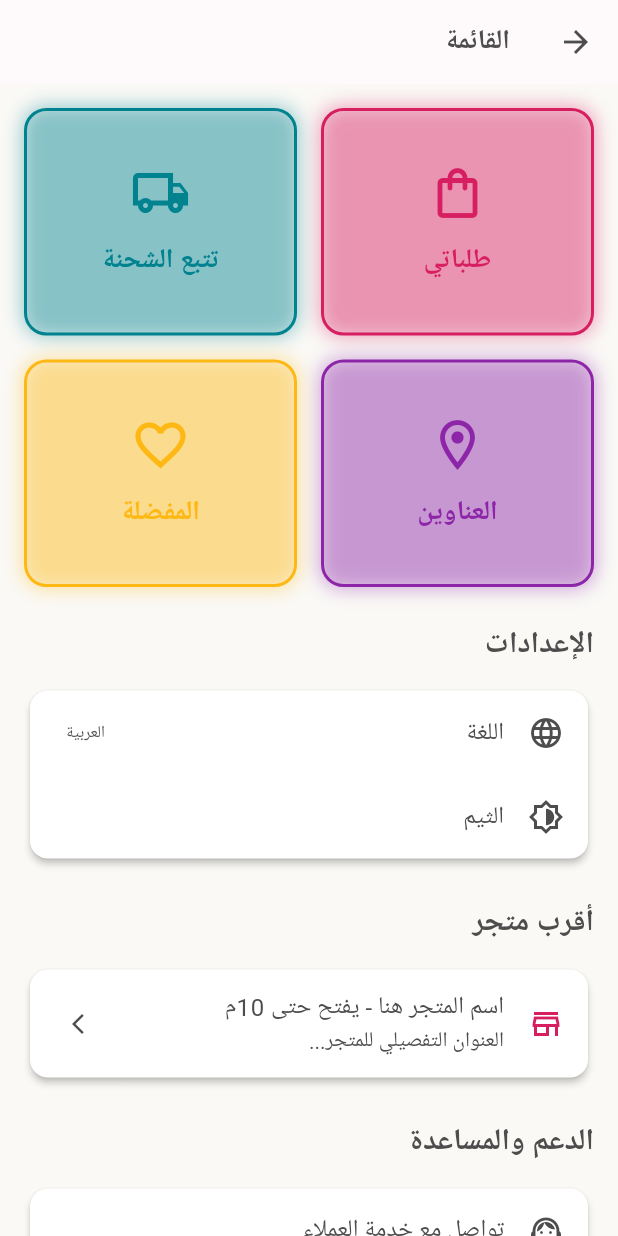
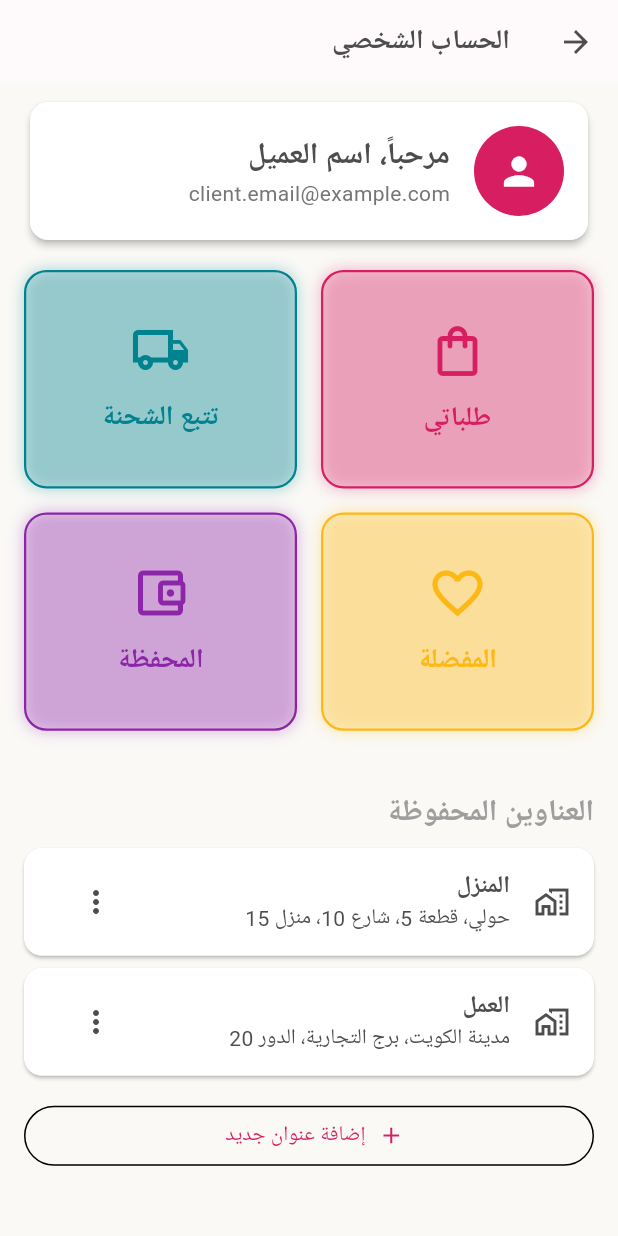
Before and after one commit to soghayarmahmoud/raval, a Flutter app: the ProfilePage screen opened directly, on a phone screen of 412 x 824 dp. Run offline on Flutter 3.47's test engine with Material 3 defaults, Android fonts, the light colour scheme and no system bars; our stand-ins replace animated_text_kit, carousel_slider, firebase_core, shared_preferences; accounts and stored records are empty; network calls fail.

Commit message:
feat: Enhance ProfilePage with user information display and address management; update SearchPage with improved filtering options

```diff
--- a/lib/screens/profile_page.dart
+++ b/lib/screens/profile_page.dart
@@ -4,14 +4,21 @@ import 'package:provider/provider.dart';
 import 'package:store/providers/theme_provider.dart';
 import 'package:store/theme.dart';
 
-// موديل بسيط لتنظيم بيانات الصناديق (لتسهيل الربط مع الداشبورد مستقبلاً)
+// موديلات لتنظيم البيانات (لتسهيل الربط مع الداشبورد مستقبلاً)
 class ServiceBoxModel {
   final String title;
   final IconData icon;
   final Color color;
-
   ServiceBoxModel({required this.title, required this.icon, required this.color});
 }
+
+class AddressModel {
+  final String id;
+  final String name; // e.g., "المنزل", "العمل"
+  final String details;
+  AddressModel({required this.id, required this.name, required this.details});
+}
+
 
 class ProfilePage extends StatelessWidget {
   const ProfilePage({super.key});
@@ -22,21 +29,31 @@ class ProfilePage extends StatelessWidget {
     final List<ServiceBoxModel> services = [
       ServiceBoxModel(title: 'طلباتي', icon: Icons.shopping_bag_outlined, color: AppColors.primaryPink),
       ServiceBoxModel(title: 'تتبع الشحنة', icon: Icons.local_shipping_outlined, color: AppColors.accentTeal),
-      ServiceBoxModel(title: 'العناوين', icon: Icons.location_on_outlined, color: AppColors.accentPurple),
       ServiceBoxModel(title: 'المفضلة', icon: Icons.favorite_border, color: AppColors.accentYellow),
+      ServiceBoxModel(title: 'المحفظة', icon: Icons.account_balance_wallet_outlined, color: AppColors.accentPurple),
+    ];
+
+    // قائمة عناوين مؤقتة (سيتم جلبها من Firestore)
+    final List<AddressModel> userAddresses = [
+       AddressModel(id: '1', name: 'المنزل', details: 'حولي، قطعة 5، شارع 10، منزل 15'),
+       AddressModel(id: '2', name: 'العمل', details: 'مدينة الكويت، برج التجارية، الدور 20'),
     ];
 
     return Scaffold(
       appBar: AppBar(
-        title: const Text('القائمة'),
+        title: const Text('الحساب الشخصي'), // <-- تم تعديل العنوان
       ),
       body: SingleChildScrollView(
         child: Padding(
-          padding: const EdgeInsets.all(16.0),
+          padding: const EdgeInsets.symmetric(horizontal: 16.0, vertical: 8.0),
           child: Column(
             crossAxisAlignment: CrossAxisAlignment.start,
             children: [
-              // --- قسم الخدمات ---
+              // --- قسم معلومات المستخدم ---
+              _buildUserInfo(context),
+              const SizedBox(height: 16),
+
+              // --- قسم الخدمات السريعة ---
               GridView.builder(
                 shrinkWrap: true,
                 physics: const NeverScrollableScrollPhysics(),
@@ -44,7 +61,7 @@ class ProfilePage extends StatelessWidget {
                   crossAxisCount: 2,
                   crossAxisSpacing: 16,
                   mainAxisSpacing: 16,
-                  childAspectRatio: 1.2,
+                  childAspectRatio: 1.25,
                 ),
                 itemCount: services.length,
                 itemBuilder: (context, index) {
@@ -59,28 +76,15 @@ class ProfilePage extends StatelessWidget {
               ),
               const SizedBox(height: 24),
 
+              // --- قسم العناوين ---
+              _buildSectionTitle('العناوين المحفوظة'),
+              _buildAddressesSection(context, userAddresses),
+              const SizedBox(height: 24),
+
               // --- قسم الإعدادات ---
               _buildSectionTitle('الإعدادات'),
               _buildSettingsMenu(context),
               const SizedBox(height: 24),
-
-              // --- قسم أقرب متجر ---
-              _buildSectionTitle('أقرب متجر'),
-              Card(
-                elevation: 2,
-                shape: RoundedRectangleBorder(borderRadius: BorderRadius.circular(12)),
-                child: ListTile(
-                  leading: Icon(Icons.store_mall_directory_outlined, color: Theme.of(context).primaryColor),
-                  title: const Text('اسم المتجر هنا - يفتح حتى 10م'), // سيتم جلبه من الداشبورد
-                  subtitle: const Text('العنوان التفصيلي للمتجر...'),
-                  trailing: const Icon(Icons.arrow_forward_ios, size: 16),
-                  onTap: () {
-                    // TODO: فتح الخريطة لموقع المتجر
-                  },
-                ),
-              ),
-              const SizedBox(height: 24),
-
 
               // --- قسم الدعم ---
               _buildSectionTitle('الدعم والمساعدة'),
@@ -89,6 +93,7 @@ class ProfilePage extends StatelessWidget {
 
               // --- قسم روابط السوشيال ميديا ---
               _buildSocialMediaLinks(),
+              const SizedBox(height: 20),
             ],
           ),
         ),
@@ -96,7 +101,42 @@ class ProfilePage extends StatelessWidget {
     );
   }
 
-  // ويدجت لبناء الصناديق المضيئة
+  // ويدجت لعرض معلومات المستخدم (جاهزة للربط بـ Firebase)
+  Widget _buildUserInfo(BuildContext context) {
+    return Card(
+      elevation: 2,
+      shape: RoundedRectangleBorder(borderRadius: BorderRadius.circular(12)),
+      child: Padding(
+        padding: const EdgeInsets.all(16.0),
+        child: Row(
+          children: [
+            const CircleAvatar(
+              radius: 30,
+              child: Icon(Icons.person, size: 30),
+            ),
+            const SizedBox(width: 16),
+            Column(
+              crossAxisAlignment: CrossAxisAlignment.start,
+              children: [
+                // TODO: اجلب الاسم الحقيقي من Firebase
+                const Text(
+                  "مرحباً، اسم العميل",
+                  style: TextStyle(fontSize: 20, fontWeight: FontWeight.bold),
+                ),
+                // TODO: اجلب الايميل الحقيقي
+                Text(
+                  "client.email@example.com",
+                  style: TextStyle(fontSize: 14, color: Colors.grey.shade600),
+                ),
+              ],
+            ),
+          ],
+        ),
+      ),
+    );
+  }
+
+  // ويدجت لبناء الصناديق المضيئة (تم تعديل الخلفية)
   Widget _buildServiceBox({
     required String title,
     required IconData icon,
@@ -107,29 +147,25 @@ class ProfilePage extends StatelessWidget {
       onTap: onTap,
       child: Container(
         decoration: BoxDecoration(
-          color: color.withOpacity(0.1), // خلفية بلون خفيف
+          color: color.withOpacity(0.15), // <-- تم جعل الخلفية أفتح قليلاً
           borderRadius: BorderRadius.circular(15),
-          border: Border.all(color: color, width: 2), // بوردر بنفس اللون
+          border: Border.all(color: color, width: 1.5),
           boxShadow: [
             BoxShadow(
-              color: color.withOpacity(0.4), // ظل مضيء بنفس اللون
-              blurRadius: 10,
-              spreadRadius: 1,
+              color: color.withOpacity(0.3),
+              blurRadius: 8,
+              spreadRadius: 0.5,
             ),
           ],
         ),
         child: Column(
           mainAxisAlignment: MainAxisAlignment.center,
           children: [
-            Icon(icon, size: 40, color: color), // أيقونة بنفس اللون
+            Icon(icon, size: 40, color: color),
             const SizedBox(height: 12),
             Text(
               title,
-              style: TextStyle(
-                color: color, // نص بنفس اللون
-                fontSize: 18,
-                fontWeight: FontWeight.bold,
-              ),
+              style: TextStyle(color: color, fontSize: 18, fontWeight: FontWeight.bold),
             ),
           ],
         ),
@@ -137,17 +173,56 @@ class ProfilePage extends StatelessWidget {
     );
   }
 
+  // قسم العناوين (جاهز للربط بالداشبورد)
+  Widget _buildAddressesSection(BuildContext context, List<AddressModel> addresses) {
+    return Column(
+      children: [
+        ListView.builder(
+          shrinkWrap: true,
+          physics: const NeverScrollableScrollPhysics(),
+          itemCount: addresses.length,
+          itemBuilder: (context, index) {
+            final address = addresses[index];
+            return Card(
+              margin: const EdgeInsets.only(bottom: 8),
+              child: ListTile(
+                leading: const Icon(Icons.home_work_outlined),
+                title: Text(address.name, style: const TextStyle(fontWeight: FontWeight.bold)),
+                subtitle: Text(address.details),
+                trailing: PopupMenuButton<String>(
+                  onSelected: (value) { /* TODO: Handle edit/delete */ },
+                  itemBuilder: (BuildContext context) => <PopupMenuEntry<String>>[
+                    const PopupMenuItem<String>(value: 'edit', child: Text('تعديل')),
+                    const PopupMenuItem<String>(value: 'delete', child: Text('حذف')),
+                  ],
+                ),
+              ),
+            );
+          },
+        ),
+        const SizedBox(height: 8),
+        OutlinedButton.icon(
+          icon: const Icon(Icons.add),
+          label: const Text('إضافة عنوان جديد'),
+          onPressed: () { /* TODO: Open add address page */ },
+          style: OutlinedButton.styleFrom(minimumSize: const Size(double.infinity, 40)),
+        )
+      ],
+    );
+  }
+
+  // (باقي الويدجتس: _buildSectionTitle, _buildSettingsMenu, etc. تبقى كما هي)
+
   Widget _buildSectionTitle(String title) {
     return Padding(
-      padding: const EdgeInsets.only(bottom: 12.0),
+      padding: const EdgeInsets.only(top: 16.0, bottom: 8.0),
       child: Text(
         title,
-        style: const TextStyle(fontSize: 20, fontWeight: FontWeight.bold),
+        style: const TextStyle(fontSize: 20, fontWeight: FontWeight.bold, color: Colors.grey),
       ),
     );
   }
 
-  // ويدجت لقائمة الإعدادات
   Widget _buildSettingsMenu(BuildContext context) {
     final themeProvider = Provider.of<ThemeProvider>(context, listen: false);
     return Card(
@@ -158,49 +233,50 @@ class ProfilePage extends StatelessWidget {
           ListTile(
             leading: const Icon(Icons.language),
             title: const Text('اللغة'),
-            trailing: const Text('العربية'), // يمكن تعديلها لاحقًا
+            trailing: const Text('العربية'),
             onTap: () {},
           ),
           ListTile(
             leading: const Icon(Icons.brightness_6_outlined),
             title: const Text('الثيم'),
             onTap: () {
-              // إظهار نافذة اختيار الثيم
               showDialog(
                 context: context,
                 builder: (context) => AlertDialog(
                   title: const Text('اختر الثيم'),
-                  content: Column(
+                  content: Consumer<ThemeProvider>( // استخدام Consumer لإعادة بناء المحتوى فقط
+                    builder: (context, provider, child) => Column(
                       mainAxisSize: MainAxisSize.min,
                       children: [
                         RadioListTile<ThemeMode>(
                           title: const Text('فاتح'),
                           value: ThemeMode.light,
-                        groupValue: themeProvider.themeMode,
+                          groupValue: provider.themeMode,
                           onChanged: (value) {
-                          if(value != null) themeProvider.setThemeMode(value);
+                            if (value != null) provider.setThemeMode(value);
                             Navigator.of(context).pop();
                           },
                         ),
                         RadioListTile<ThemeMode>(
                           title: const Text('داكن'),
                           value: ThemeMode.dark,
-                        groupValue: themeProvider.themeMode,
+                          groupValue: provider.themeMode,
                           onChanged: (value) {
-                          if(value != null) themeProvider.setThemeMode(value);
+                            if (value != null) provider.setThemeMode(value);
                             Navigator.of(context).pop();
                           },
                         ),
                         RadioListTile<ThemeMode>(
                           title: const Text('افتراضي للنظام'),
                           value: ThemeMode.system,
-                        groupValue: themeProvider.themeMode,
+                          groupValue: provider.themeMode,
                           onChanged: (value) {
-                           if(value != null) themeProvider.setThemeMode(value);
+                            if (value != null) provider.setThemeMode(value);
                             Navigator.of(context).pop();
                           },
                         ),
                       ],
+                    ),
                   ),
                 ),
               );
@@ -211,7 +287,6 @@ class ProfilePage extends StatelessWidget {
     );
   }
 
-  // ويدجت لقائمة الدعم
   Widget _buildSupportMenu(BuildContext context) {
     return Card(
       elevation: 2,
@@ -233,14 +308,13 @@ class ProfilePage extends StatelessWidget {
     );
   }
 
-  // ويدجت لروابط السوشيال ميديا
   Widget _buildSocialMediaLinks() {
     return Row(
       mainAxisAlignment: MainAxisAlignment.center,
       children: [
-        IconButton(onPressed: (){}, icon: const Icon(Icons.facebook, size: 30)),
-        IconButton(onPressed: (){}, icon: const Icon(Icons.camera_alt, size: 30)), // Placeholder for Instagram
-        IconButton(onPressed: (){}, icon: const Icon(Icons.chat_bubble_outline, size: 30)), // Placeholder for a chat app
+        IconButton(onPressed: () {}, icon: const Icon(Icons.facebook, size: 30)),
+        IconButton(onPressed: () {}, icon: const Icon(Icons.camera_alt, size: 30)),
+        IconButton(onPressed: () {}, icon: const Icon(Icons.chat_bubble_outline, size: 30)),
       ],
     );
   }
```
Also changed, not shown: lib/screens/search_page.dart (+168 -160 lines). Lines whose indentation alone changed are shown as unchanged.
